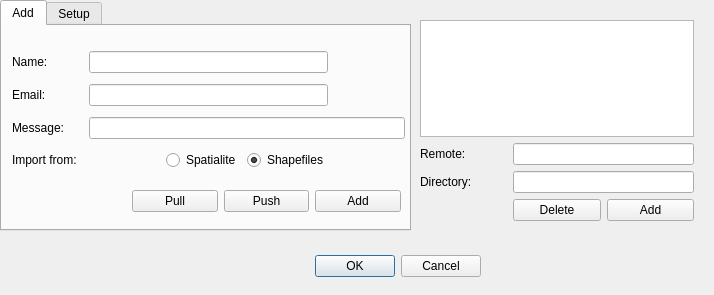
roscoeZA/GeoGigSync, file geogig_module_dialog_base.ui: the form before one commit.
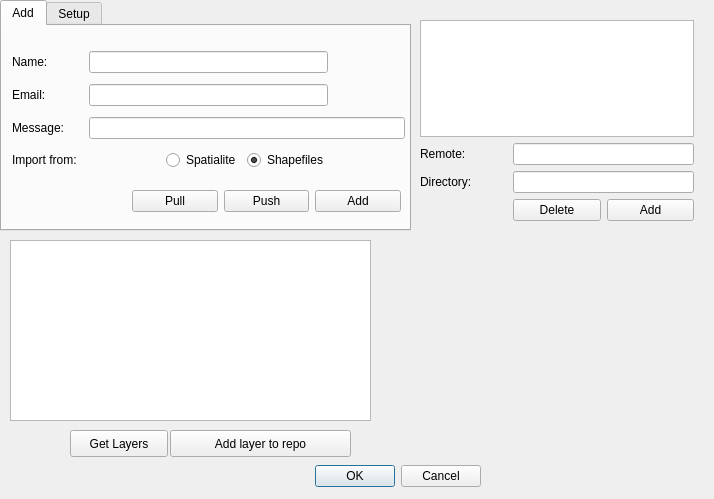
The form after the commit. The open tabs and pages were chosen to show the change.

```diff
--- a/geogig_module_dialog_base.ui
+++ b/geogig_module_dialog_base.ui
@@ -7,7 +7,7 @@
     <x>0</x>
     <y>0</y>
     <width>714</width>
-    <height>295</height>
+    <height>499</height>
    </rect>
   </property>
   <property name="windowTitle">
@@ -17,7 +17,7 @@
    <property name="geometry">
     <rect>
      <x>140</x>
-     <y>250</y>
+     <y>460</y>
      <width>341</width>
      <height>32</height>
     </rect>
@@ -312,6 +312,42 @@
    <zorder>labelRemoteURL</zorder>
    <zorder>labelRemote_2</zorder>
   </widget>
+  <widget class="QListWidget" name="listWidget">
+   <property name="geometry">
+    <rect>
+     <x>10</x>
+     <y>240</y>
+     <width>361</width>
+     <height>181</height>
+    </rect>
+   </property>
+  </widget>
+  <widget class="QPushButton" name="btnGetLayers">
+   <property name="geometry">
+    <rect>
+     <x>70</x>
+     <y>430</y>
+     <width>98</width>
+     <height>27</height>
+    </rect>
+   </property>
+   <property name="text">
+    <string>Get Layers</string>
+   </property>
+  </widget>
+  <widget class="QPushButton" name="btnAddLayer">
+   <property name="geometry">
+    <rect>
+     <x>170</x>
+     <y>430</y>
+     <width>181</width>
+     <height>27</height>
+    </rect>
+   </property>
+   <property name="text">
+    <string>Add layer to repo</string>
+   </property>
+  </widget>
  </widget>
  <resources/>
  <connections>
```
Left out of the diff: 5 changed lines with no effect on the pictures.
